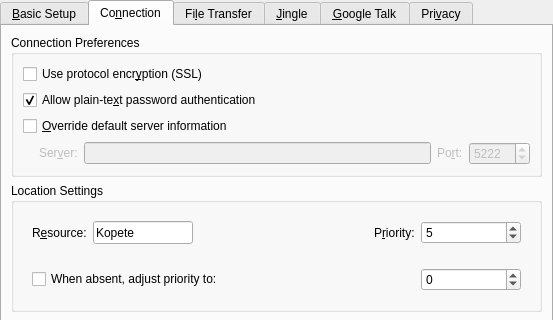
KDE/kopete, file protocols/jabber/ui/dlgjabbereditaccountwidget.ui: the form before one commit; both pictures show x 0 to 553 and y 0 to 320 of the 553 by 581 pixel window.
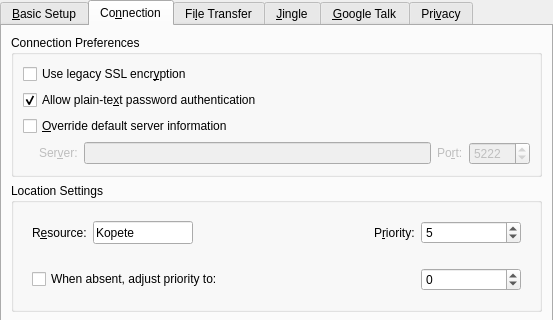
The form after the commit. The open tabs and pages were chosen to show the change. Custom widgets are drawn as their Qt base class.

Commit message: Update strings in jabber create and edit account dialogs about legacy SSL option

Patch:
```diff
--- a/protocols/jabber/ui/dlgjabbereditaccountwidget.ui
+++ b/protocols/jabber/ui/dlgjabbereditaccountwidget.ui
@@ -312,7 +312,7 @@
              <string>Check this box to enable SSL encrypted communication with the server.  Note that this is not end-to-end encryption, but rather encrypted communication with the server.</string>
             </property>
             <property name="text" >
-             <string>Use protocol encr&amp;yption (SSL)</string>
+             <string>Use legacy SSL encr&amp;yption</string>
             </property>
            </widget>
           </item>
```
Left out of the diff: 4 changed lines with no effect on the pictures. The commit also changes 1 other file.
